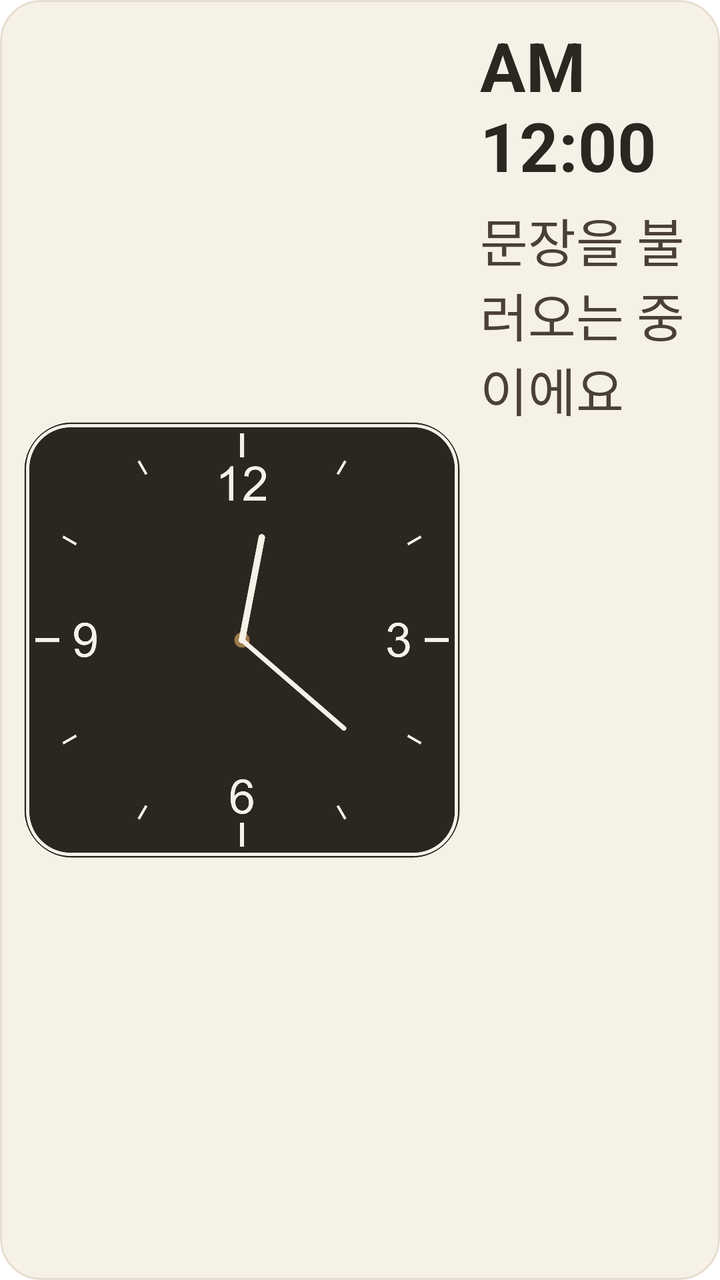
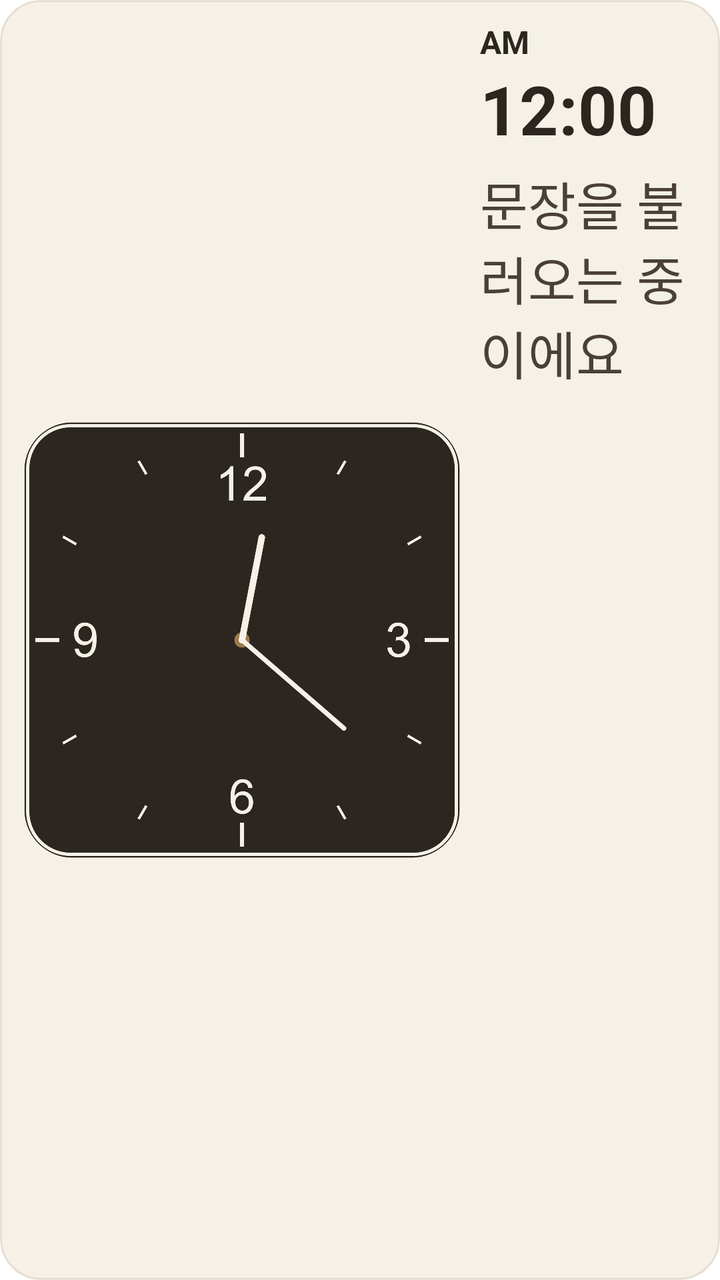

Two renders of the same Android screen: before a commit and after it. Below are the layout's source before the change and the commit's diff.
<!-- AndroidManifest.xml: fallback theme Theme.MaterialComponents.DayNight.NoActionBar -->
<!-- res/layout/widget_medium.xml -->
<?xml version="1.0" encoding="utf-8"?>
<LinearLayout xmlns:android="http://schemas.android.com/apk/res/android"
    android:id="@+id/widget_root"
    android:layout_width="match_parent"
    android:layout_height="match_parent"
    android:orientation="horizontal"
    android:gravity="center_vertical"
    android:background="@drawable/widget_background"
    android:padding="10dp">

    
    <FrameLayout
        android:layout_width="0dp"
        android:layout_height="match_parent"
        android:layout_weight="1">

        <AnalogClock
            android:id="@+id/widget_clock_analog"
            android:layout_width="match_parent"
            android:layout_height="match_parent"
            android:dial="@drawable/widget_clock_dial"
            android:hand_hour="@drawable/widget_clock_hand_hour"
            android:hand_minute="@drawable/widget_clock_hand_minute" />

        <ImageView
            android:id="@+id/widget_clock_hand_alarm"
            android:layout_width="match_parent"
            android:layout_height="match_parent"
            android:src="@drawable/widget_clock_hand_alarm"
            android:visibility="gone"
            android:contentDescription="@null" />

    </FrameLayout>

    <LinearLayout
        android:layout_width="110dp"
        android:layout_height="match_parent"
        android:layout_marginStart="8dp"
        android:orientation="vertical"
        android:gravity="center_vertical">

        <TextClock
            android:id="@+id/widget_clock_text"
            android:layout_width="wrap_content"
            android:layout_height="wrap_content"
            android:format12Hour="a h:mm"
            android:format24Hour="a h:mm"
            android:textSize="34sp"
            android:textStyle="bold"
            android:textColor="#2B2620" />

        
        <TextView
            android:id="@+id/widget_quote"
            android:layout_width="match_parent"
            android:layout_height="0dp"
            android:layout_weight="1"
            android:layout_marginTop="6dp"
            android:text="문장을 불러오는 중이에요"
            android:textColor="#4A4038"
            android:autoSizeTextType="uniform"
            android:autoSizeMinTextSize="8sp"
            android:autoSizeMaxTextSize="26sp"
            android:autoSizeStepGranularity="1sp" />

    </LinearLayout>

</LinearLayout>
<!-- resources referenced by this layout -->
<resources>
  <!-- drawable widget_background (drawable) -->
  <?xml version="1.0" encoding="utf-8"?>
  <shape xmlns:android="http://schemas.android.com/apk/res/android">
      <solid android:color="#F6F1E7" />
      <stroke android:width="1dp" android:color="#339C7A4A" />
      <corners android:radius="20dp" />
  </shape>
  <!-- drawable widget_clock_dial: png bitmap (drawable-xxxhdpi, 109927 bytes) -->
  <!-- drawable widget_clock_hand_alarm: png bitmap (drawable-xxxhdpi, 11423 bytes) -->
  <!-- drawable widget_clock_hand_hour: png bitmap (drawable-xxxhdpi, 12305 bytes) -->
  <!-- drawable widget_clock_hand_minute: png bitmap (drawable-xxxhdpi, 12108 bytes) -->
</resources>

<!-- the commit's change to res/layout/widget_medium.xml (unified diff, before → after) -->
@@ -39,12 +39,22 @@
         android:orientation="vertical"
         android:gravity="center_vertical">
 
+        
+        <TextView
+            android:id="@+id/widget_meridiem"
+            android:layout_width="wrap_content"
+            android:layout_height="wrap_content"
+            android:text="AM"
+            android:textSize="16sp"
+            android:textStyle="bold"
+            android:textColor="#2B2620" />
+
         <TextClock
             android:id="@+id/widget_clock_text"
             android:layout_width="wrap_content"
             android:layout_height="wrap_content"
-            android:format12Hour="a h:mm"
-            android:format24Hour="a h:mm"
+            android:format12Hour="h:mm"
+            android:format24Hour="h:mm"
             android:textSize="34sp"
             android:textStyle="bold"
             android:textColor="#2B2620" />
